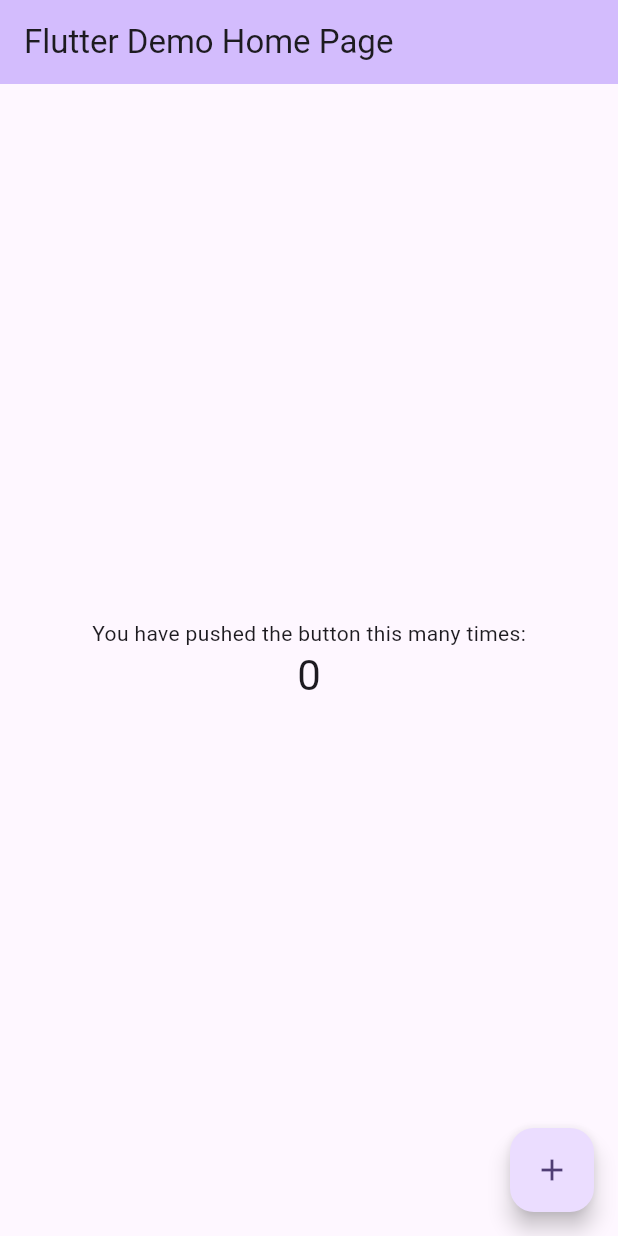
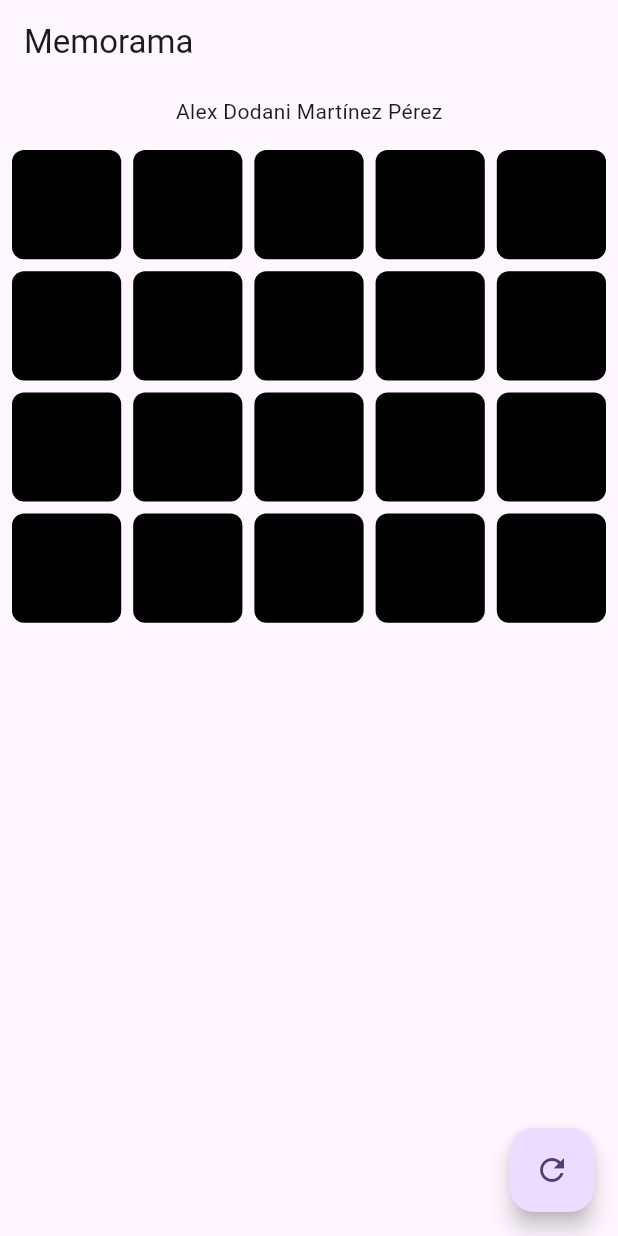
Before and after one commit to Fundamentos-Moviles/exameni-DodaniA, a Flutter app: the screen it shows after launch, on a phone screen of 412 x 824 dp. Run offline on Flutter 3.47's test engine with Material 3 defaults, Android fonts, the phone set to English and light mode, and no system bars.

Commit message:
Cuadricula con colores y Boton de reiniciar Listo falta funcionalidad memorama

```diff
--- a/lib/main.dart
+++ b/lib/main.dart
@@ -1,3 +1,4 @@
+import 'dart:math';
 import 'package:flutter/material.dart';
 
 void main() {
@@ -7,46 +8,20 @@
 class MyApp extends StatelessWidget {
   const MyApp({super.key});
 
-  // This widget is the root of your application.
   @override
   Widget build(BuildContext context) {
     return MaterialApp(
-      title: 'Flutter Demo',
+      title: 'Memorama',
       theme: ThemeData(
-        // This is the theme of your application.
-        //
-        // TRY THIS: Try running your application with "flutter run". You'll see
-        // the application has a purple toolbar. Then, without quitting the app,
-        // try changing the seedColor in the colorScheme below to Colors.green
-        // and then invoke "hot reload" (save your changes or press the "hot
-        // reload" button in a Flutter-supported IDE, or press "r" if you used
-        // the command line to start the app).
-        //
-        // Notice that the counter didn't reset back to zero; the application
-        // state is not lost during the reload. To reset the state, use hot
-        // restart instead.
-        //
-        // This works for code too, not just values: Most code changes can be
-        // tested with just a hot reload.
         colorScheme: ColorScheme.fromSeed(seedColor: Colors.deepPurple),
       ),
-      home: const MyHomePage(title: 'Flutter Demo Home Page'),
+      home: const MyHomePage(title: 'Memorama'),
     );
   }
 }
 
 class MyHomePage extends StatefulWidget {
   const MyHomePage({super.key, required this.title});
-
-  // This widget is the home page of your application. It is stateful, meaning
-  // that it has a State object (defined below) that contains fields that affect
-  // how it looks.
-
-  // This class is the configuration for the state. It holds the values (in this
-  // case the title) provided by the parent (in this case the App widget) and
-  // used by the build method of the State. Fields in a Widget subclass are
-  // always marked "final".
-
   final String title;
 
   @override
@@ -54,69 +29,100 @@
 }
 
 class _MyHomePageState extends State<MyHomePage> {
-  int _counter = 0;
+  final int rows = 4;
+  final int cols = 5;
 
-  void _incrementCounter() {
+
+  late List<Color> _colores;
+  late List<Color> _pantalla;  // Almacena los colores de los cuadros
+  late List<bool> _descubierto;  // Si la carta está descubierta o no
+  bool _bloquear = false;         // Para bloquear la selección mientras se comparan cartas
+
+  @override
+  void initState() {
+    super.initState();
+    _GenerarCuadros();
+  }
+
+  //colores para los cuadros
+  void _GenerarCuadros() {
+    final List<Color> palette = [
+      Colors.red, Colors.blue, Colors.green, Colors.orange, Colors.purple,
+      Colors.yellow, Colors.teal, Colors.deepOrange, Colors.pink, Colors.indigo
+    ];
+
+    _colores = [];
+    // Duplicar los colores para formar los pares
+    for (var i = 0; i < palette.length; i++) {
+      _colores.add(palette[i]);
+      _colores.add(palette[i]); // Duplicamos los colores
+    }
+
+    _colores.shuffle(Random());  // Mezclar los colores
+
+    // Crear el dgv con los colores mezclados
+    _pantalla = List.generate(rows * cols, (index) => _colores[index]);
+    _descubierto = List.filled(rows * cols, false);
+  }
+
+  void _clickCuadro(int index) {
+    if (_bloquear || _descubierto[index]) return;
+
     setState(() {
-      // This call to setState tells the Flutter framework that something has
-      // changed in this State, which causes it to rerun the build method below
-      // so that the display can reflect the updated values. If we changed
-      // _counter without calling setState(), then the build method would not be
-      // called again, and so nothing would appear to happen.
-      _counter++;
+      _descubierto[index] = true;  // Revelar la carta
     });
   }
 
   @override
   Widget build(BuildContext context) {
-    // This method is rerun every time setState is called, for instance as done
-    // by the _incrementCounter method above.
-    //
-    // The Flutter framework has been optimized to make rerunning build methods
-    // fast, so that you can just rebuild anything that needs updating rather
-    // than having to individually change instances of widgets.
     return Scaffold(
       appBar: AppBar(
-        // TRY THIS: Try changing the color here to a specific color (to
-        // Colors.amber, perhaps?) and trigger a hot reload to see the AppBar
-        // change color while the other colors stay the same.
-        backgroundColor: Theme.of(context).colorScheme.inversePrimary,
-        // Here we take the value from the MyHomePage object that was created by
-        // the App.build method, and use it to set our appbar title.
         title: Text(widget.title),
       ),
-      body: Center(
-        // Center is a layout widget. It takes a single child and positions it
-        // in the middle of the parent.
-        child: Column(
-          // Column is also a layout widget. It takes a list of children and
-          // arranges them vertically. By default, it sizes itself to fit its
-          // children horizontally, and tries to be as tall as its parent.
-          //
-          // Column has various properties to control how it sizes itself and
-          // how it positions its children. Here we use mainAxisAlignment to
-          // center the children vertically; the main axis here is the vertical
-          // axis because Columns are vertical (the cross axis would be
-          // horizontal).
-          //
-          // TRY THIS: Invoke "debug painting" (choose the "Toggle Debug Paint"
-          // action in the IDE, or press "p" in the console), to see the
-          // wireframe for each widget.
-          mainAxisAlignment: MainAxisAlignment.center,
-          children: <Widget>[
-            const Text('You have pushed the button this many times:'),
-            Text(
-              '$_counter',
-              style: Theme.of(context).textTheme.headlineMedium,
+      body: Column(
+        children: [
+          Padding(
+            padding: const EdgeInsets.all(8.0),
+            child: Text(
+              'Alex Dodani Martínez Pérez'
             ),
-          ],
-        ),
+          ),
+          Expanded(
+            child: GridView.builder(
+              padding: const EdgeInsets.all(8),
+              gridDelegate: SliverGridDelegateWithFixedCrossAxisCount(
+                crossAxisCount: cols,
+                crossAxisSpacing: 8,
+                mainAxisSpacing: 8,
+              ),
+              itemCount: rows * cols,
+              itemBuilder: (context, index) {
+                return GestureDetector(
+                  onTap: () => _clickCuadro(index),
+                  child: AnimatedContainer(
+                    duration: const Duration(milliseconds: 200),
+                    decoration: BoxDecoration(
+                      color: _descubierto[index]
+                          ? _pantalla[index]
+                          : const Color.fromARGB(255, 0, 0, 0),  // Color inactivo
+                      borderRadius: BorderRadius.circular(8),
+                    ),
+                  ),
+                );
+              },
+            ),
+          ),
+        ],
       ),
+
       floatingActionButton: FloatingActionButton(
-        onPressed: _incrementCounter,
-        tooltip: 'Increment',
-        child: const Icon(Icons.add),
-      ), // This trailing comma makes auto-formatting nicer for build methods.
+        onPressed: () {
+          _GenerarCuadros();
+        },
+        hoverColor: Colors.purple,
+        tooltip: 'Reiniciar',
+        child: const Icon(Icons.refresh),
+      ),
     );
   }
 }
```
